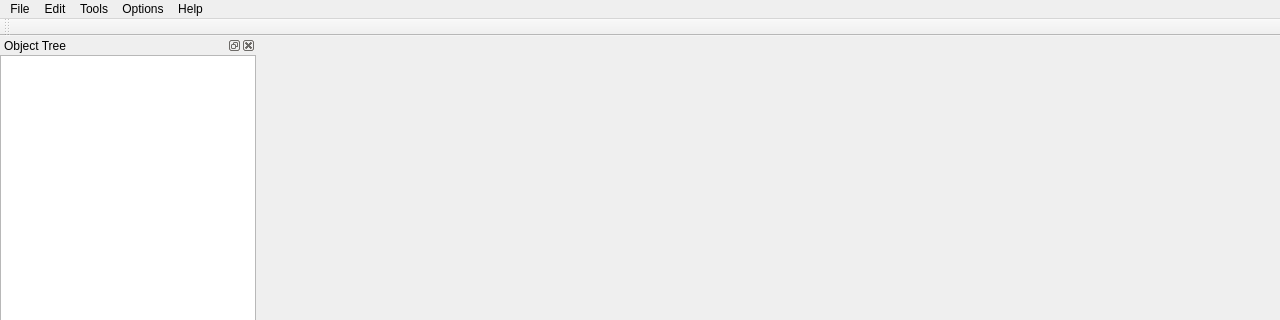
This is ToolKit/Source/MainWindow.ui in Jereq/Havenborough as Qt 5 draws it before an edit; both pictures show x 0 to 1280 and y 0 to 320 of the 1280 by 720 pixel window. The edited form follows.
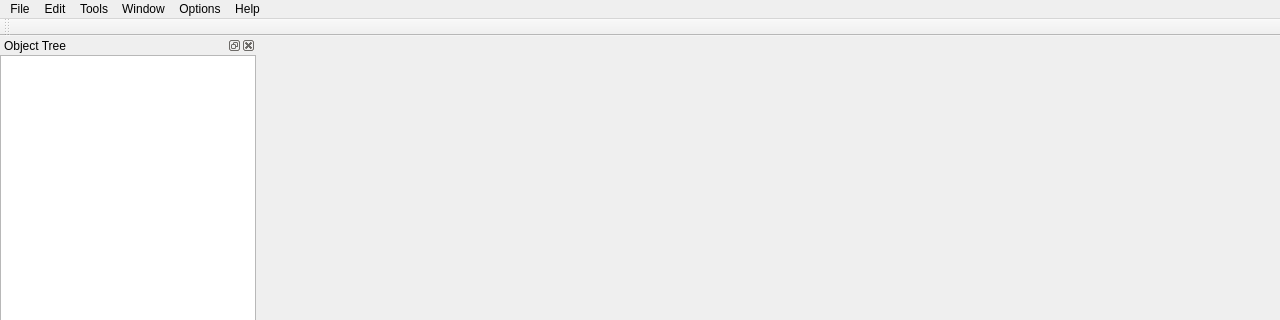
This is the edited form. Icons and pictures are not drawn.

Commit message: Did some testing of the new objects and filters

Patch:
```diff
--- a/ToolKit/Source/MainWindow.ui
+++ b/ToolKit/Source/MainWindow.ui
@@ -62,9 +62,16 @@
      <string>Help</string>
     </property>
    </widget>
+   <widget class="QMenu" name="menuView">
+    <property name="title">
+     <string>Window</string>
+    </property>
+    <addaction name="actionObject_Tree"/>
+   </widget>
    <addaction name="menuFile"/>
    <addaction name="menuEdit"/>
    <addaction name="menuTools"/>
+   <addaction name="menuView"/>
    <addaction name="menuOptions"/>
    <addaction name="menuHelp"/>
   </widget>
```
Left out of the diff: 41 changed lines with no effect on the pictures. The commit also changes 2 other files.
